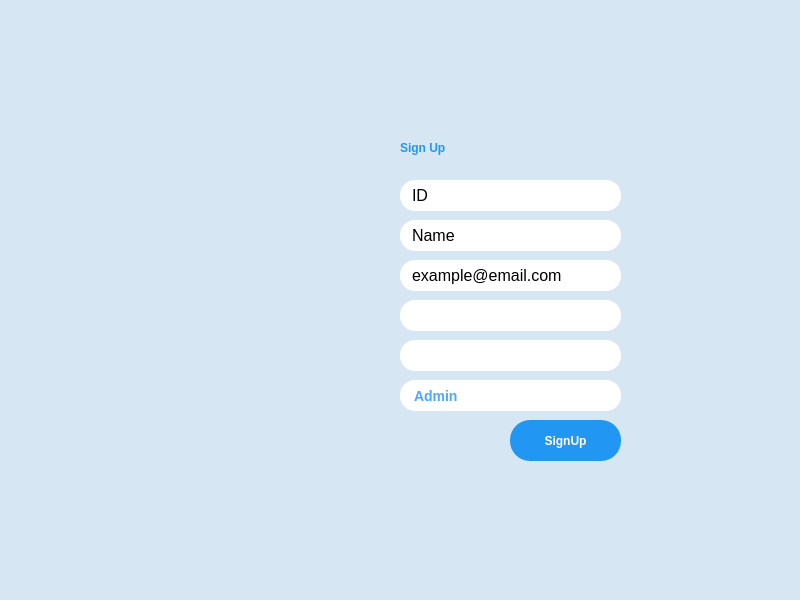
Before: the Qt Designer form InventorySysytem-GUI/signup.ui in umerghafoor/Open-Inventory, drawn with Qt 5.
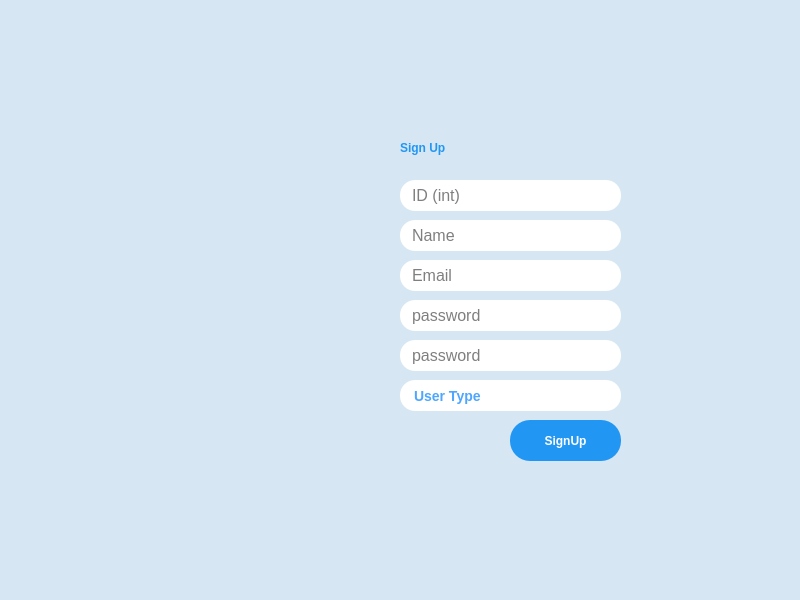
After: the same form once the commit is applied. Icons and pictures are not drawn.

Diff of the .ui file:
```diff
--- a/InventorySysytem-GUI/signup.ui
+++ b/InventorySysytem-GUI/signup.ui
@@ -71,7 +71,7 @@
 }</string>
     </property>
     <property name="text">
-     <string>ID</string>
+     <string/>
     </property>
     <property name="frame">
      <bool>false</bool>
@@ -80,7 +80,7 @@
      <enum>QLineEdit::Normal</enum>
     </property>
     <property name="placeholderText">
-     <string/>
+     <string>ID (int)</string>
     </property>
    </widget>
    <widget class="QLineEdit" name="Email">
@@ -106,7 +106,7 @@
 }</string>
     </property>
     <property name="text">
-     <string>example@email.com</string>
+     <string/>
     </property>
     <property name="frame">
      <bool>false</bool>
@@ -115,7 +115,7 @@
      <enum>QLineEdit::Normal</enum>
     </property>
     <property name="placeholderText">
-     <string/>
+     <string>Email</string>
     </property>
    </widget>
    <widget class="QLineEdit" name="Name">
@@ -141,17 +141,17 @@
 }</string>
     </property>
     <property name="text">
+     <string/>
+    </property>
+    <property name="frame">
+     <bool>false</bool>
+    </property>
+    <property name="echoMode">
+     <enum>QLineEdit::Normal</enum>
+    </property>
+    <property name="placeholderText">
      <string>Name</string>
     </property>
-    <property name="frame">
-     <bool>false</bool>
-    </property>
-    <property name="echoMode">
-     <enum>QLineEdit::Normal</enum>
-    </property>
-    <property name="placeholderText">
-     <string/>
-    </property>
    </widget>
    <widget class="QLineEdit" name="password_1">
     <property name="geometry">
@@ -185,7 +185,7 @@
      <enum>QLineEdit::Password</enum>
     </property>
     <property name="placeholderText">
-     <string/>
+     <string>password</string>
     </property>
    </widget>
    <widget class="QLineEdit" name="password_2">
@@ -220,7 +220,7 @@
      <enum>QLineEdit::Password</enum>
     </property>
     <property name="placeholderText">
-     <string/>
+     <string>password</string>
     </property>
    </widget>
    <widget class="QLabel" name="picture">
@@ -359,6 +359,9 @@
 }
 </string>
     </property>
+    <property name="placeholderText">
+     <string>User Type</string>
+    </property>
     <item>
      <property name="text">
       <string>Admin</string>
```
